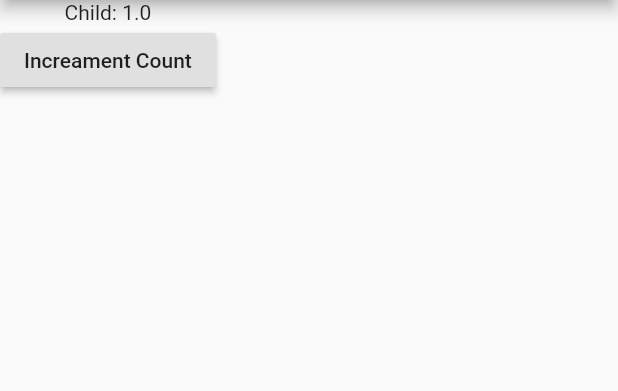
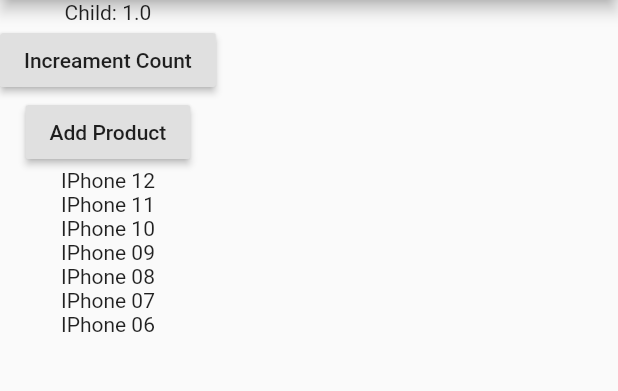
Before and after one commit to meta-magic/flutter-state-management-demo, a Flutter app: the screen it shows after launch, on a phone screen of 412 x 824 dp, the part 84-475 px from its top. Run offline on Flutter 3.47's test engine with Material 2 defaults, Android fonts, the phone set to English and light mode, and no system bars.

Commit message:
Changes: Added product details..

```diff
--- /dev/null
+++ b/lib/add_product.dart
@@ -0,0 +1,22 @@
+import 'package:flutter/material.dart';
+import 'package:provider/provider.dart';
+import 'package:state_management_example/providers/product_list.dart';
+
+class AddProduct extends StatelessWidget{
+  @override
+  Widget build(BuildContext context) {
+    return Consumer<ProductList>(builder: (context, value, child) {
+      return Column(
+        children: [
+
+          RaisedButton(
+              child: Text('Add Product'),
+              onPressed: () {
+                value.addProduct();
+              }),
+        ],
+      );
+    });
+  }
+
+}
--- a/lib/home_page.dart
+++ b/lib/home_page.dart
@@ -4,6 +4,7 @@
 import 'package:state_management_example/increament_model.dart';
 import 'package:state_management_example/increament_page.dart';
 import 'package:state_management_example/product_list_page.dart';
+import 'package:state_management_example/providers/product_list.dart';
 
 class MyHomePage extends StatelessWidget {
   MyHomePage();
@@ -14,10 +15,17 @@
         appBar: AppBar(
           title: Text("State Management Demo"),
         ),
-        body: Column(children: [
-          ChangeNotifierProvider<IncreamentModel>(
-              create: (context) => IncreamentModel(1.0),
-              child: IncreamentPage())
-        ]));
+        body: Column(
+          children: [
+              ChangeNotifierProvider<IncreamentModel>(
+                create: (context) => IncreamentModel(1.0),
+                child: IncreamentPage()
+              ),
+               ChangeNotifierProvider<ProductList>(
+                create: (context) => ProductList(),
+                child: ProductListPage()
+              )
+          ]
+        ));
   }
 }
--- a/lib/product_list_page.dart
+++ b/lib/product_list_page.dart
@@ -1,29 +1,25 @@
 import 'package:flutter/material.dart';
 import 'package:provider/provider.dart';
+import 'package:state_management_example/add_product.dart';
+import 'package:state_management_example/models/product.dart';
 import 'package:state_management_example/providers/product_item.dart';
 import 'package:state_management_example/providers/product_list.dart';
 
 class ProductListPage extends StatelessWidget {
-
   @override
   Widget build(BuildContext context) {
+    //final productsData = Provider.of<ProductList>(context);
+    //final products = productsData.products;
 
-    return Text('Product List Page');
-    /*
-    final productsData = Provider.of<ProductList>(context);
-    final products = productsData.products;
-    return GridView.builder(
-      padding: const EdgeInsets.all(10.0),
-      itemCount: products.length,
-      itemBuilder: (ctx, i) => ProductItem(products[i].title),
-      gridDelegate: SliverGridDelegateWithFixedCrossAxisCount(
-        crossAxisCount: 2,
-        childAspectRatio: 3 / 2,
-        crossAxisSpacing: 10,
-        mainAxisSpacing: 10,
-      ),
-    );
-    */
+    return Consumer<ProductList>(builder: (context, productsData, child) {
+      return Column(children: [
+        AddProduct(),
+        Column(
+          children: productsData.products.map((e) => Text(e.title)).toList(),
+        )
+      ]);
+    });
 
+    //,Text(products.toString());
   }
 }
--- a/lib/providers/product_list.dart
+++ b/lib/providers/product_list.dart
@@ -3,12 +3,18 @@
 
 class ProductList with ChangeNotifier {
   List<Product> products = [
-    new Product("IPhon 12"),
-    new Product("IPhon 11"),
-    new Product("IPhon 10"),
-    new Product("IPhon 09"),
-    new Product("IPhon 08"),
-    new Product("IPhon 07"),
-    new Product("IPhon 06")
+    new Product("IPhone 12"),
+    new Product("IPhone 11"),
+    new Product("IPhone 10"),
+    new Product("IPhone 09"),
+    new Product("IPhone 08"),
+    new Product("IPhone 07"),
+    new Product("IPhone 06")
   ];
+
+  void addProduct(){
+    this.products.add(new Product('IPhone '+(this.products.length+1).toString()));
+    notifyListeners();
+
+  }
 }
```
